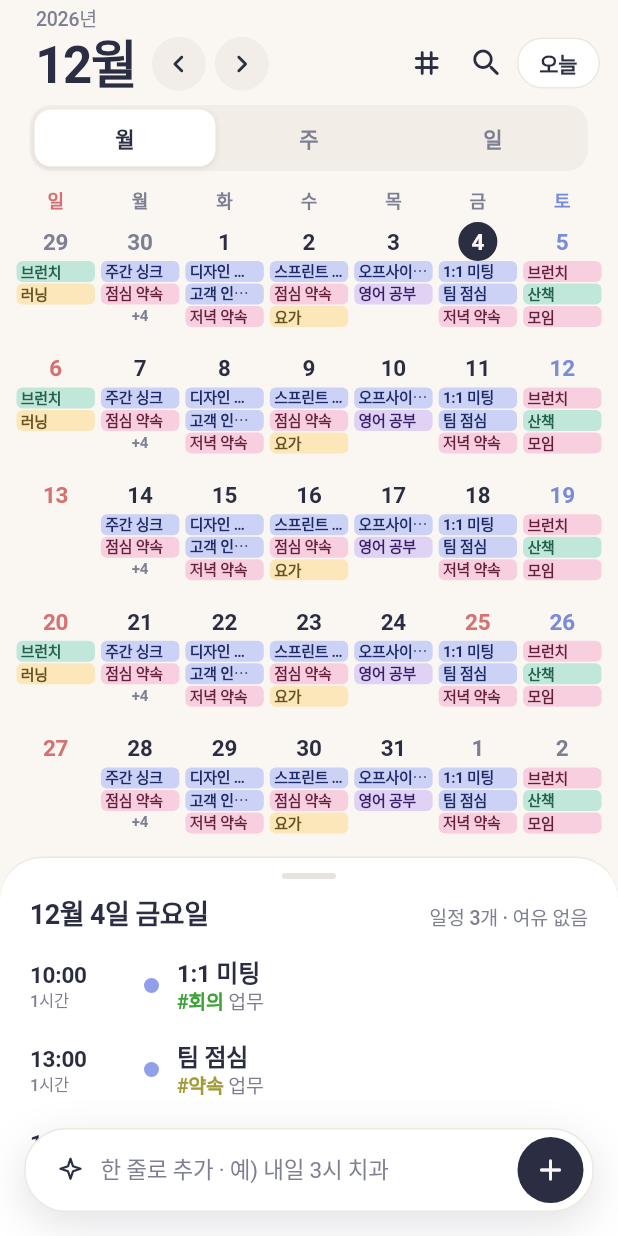
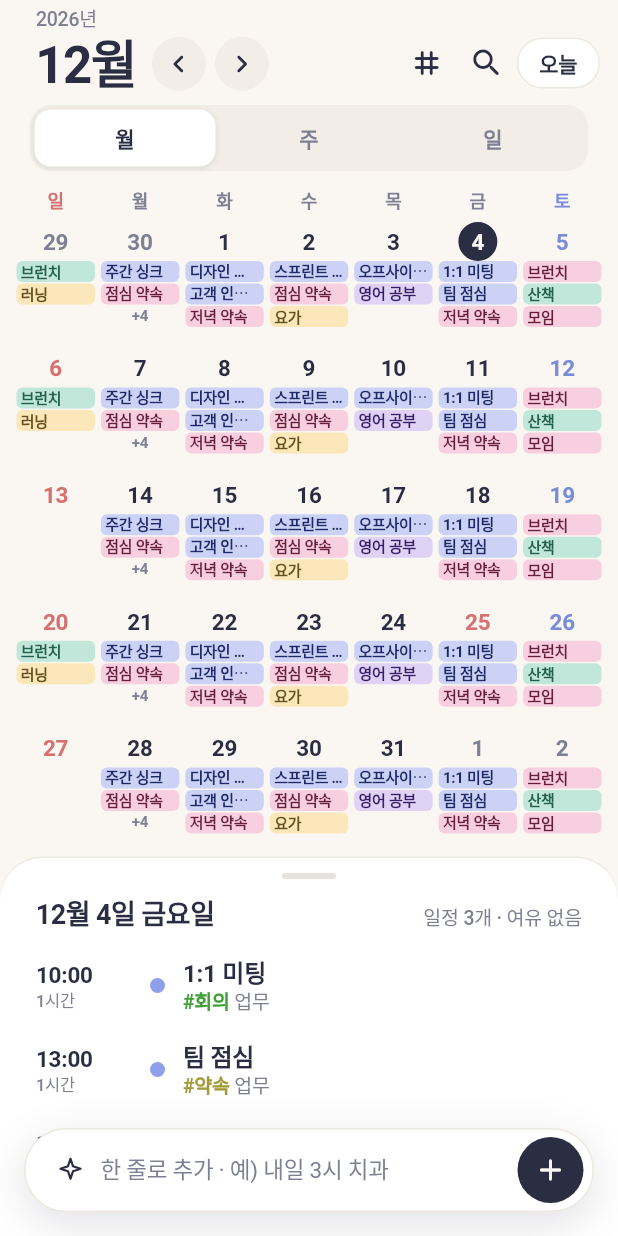
Before and after one commit to isla0x/calendar, a Flutter app: the screen it shows after launch, after a tap on "샘플로 먼저 둘러보기", on a phone screen of 412 x 824 dp. Run offline on Flutter 3.47's test engine with Material 3 defaults, Android fonts, the phone set to English and light mode, and no system bars; our stand-ins replace shared_preferences; missing offline and left inert: device_calendar_plus; Roboto replaces fonts that are missing (IBMPlexSansKR).

Commit message:
편집 화면 칩 폭·목록 여백 다듬기 [ios]
Co-Authored-By: Claude Sonnet 5.5 <noreply@anthropic.com>
Claude-Session: https://claude.ai/code/session_01B2cRu8LCAoFjAV5AXGH4HS

```diff
--- a/lib/ui/month_view.dart
+++ b/lib/ui/month_view.dart
@@ -40,11 +40,11 @@ class _MonthViewState extends State<MonthView> {
     _sheetKey = key;
   }
 
-  void _toggle(double minSize) {
+  void _toggle(double minSize, double maxSize) {
     if (!_sheet.isAttached) return;
-    final open = _sheet.size > (minSize + 1) / 2;
+    final open = _sheet.size > (minSize + maxSize) / 2;
     _sheet.animateTo(
-      open ? minSize : 1.0,
+      open ? minSize : maxSize,
       duration: const Duration(milliseconds: 260),
       curve: Curves.easeOutCubic,
     );
@@ -69,6 +69,8 @@ class _MonthViewState extends State<MonthView> {
         final cellH = math.max(50.0, math.min(104.0, raw));
         final gridBottom = 30 + rows * cellH + gap * (rows - 1) + 8;
         final minSize = (1 - gridBottom / c.maxHeight).clamp(0.2, 0.9).toDouble();
+        // 펼쳐도 위쪽 "월/주/일" 줄이 가려지지 않게 살짝 남겨요.
+        final maxSize = 1 - 6 / c.maxHeight;
         final sheetKey = 'daysheet-$rows-${gridBottom.round()}';
         _syncSheet(sheetKey);
 
@@ -131,10 +133,10 @@ class _MonthViewState extends State<MonthView> {
                 controller: _sheet,
                 initialChildSize: minSize,
                 minChildSize: minSize,
-                maxChildSize: 1.0,
+                maxChildSize: maxSize,
                 snap: true,
                 builder: (context, scroll) =>
-                    _DaySheet(scroll: scroll, onToggle: () => _toggle(minSize)),
+                    _DaySheet(scroll: scroll, onToggle: () => _toggle(minSize, maxSize)),
               ),
             ),
           ],
@@ -502,7 +504,7 @@ class _DaySheet extends StatelessWidget {
             ),
           ),
           Padding(
-            padding: const EdgeInsets.fromLTRB(20, 0, 20, 6),
+            padding: const EdgeInsets.fromLTRB(24, 0, 24, 6),
             child: Row(
               crossAxisAlignment: CrossAxisAlignment.baseline,
               textBaseline: TextBaseline.alphabetic,
@@ -539,7 +541,7 @@ class _DaySheet extends StatelessWidget {
           else ...[
             for (final e in evs)
               Padding(
-                padding: const EdgeInsets.symmetric(horizontal: 8),
+                padding: const EdgeInsets.symmetric(horizontal: 12),
                 child: EventTile(event: e, onTap: () => openDetail(context, e)),
               ),
             const SizedBox(height: 130),
```
Also changed, not shown: lib/ui/edit_page.dart (+9 -5 lines).
